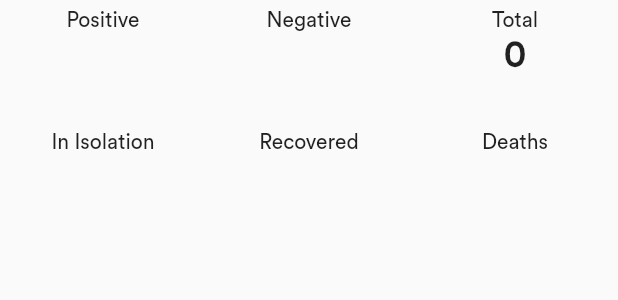
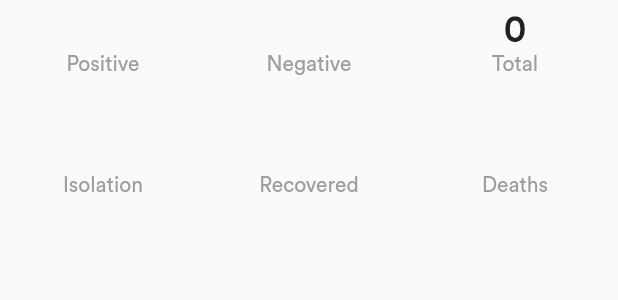
Before and after one commit to aakritsubedi/covid-19, a Flutter app: the StatusTable widget shown alone on an empty page, opened directly with empty values, on a phone screen of 412 x 824 dp. Shown: the top 300 px of the screen. Run offline on Flutter 3.47's test engine with Material 2 defaults, Android fonts, the phone set to English and light mode, and no system bars; network calls fail.

Commit message:
Minor change in table statistics table

```diff
--- a/lib/widgets.dart
+++ b/lib/widgets.dart
@@ -94,20 +94,20 @@ class StatusTable extends StatelessWidget {
             TableRow(children: [
               TableCell(child: Center(child: Column(
                 children: [
-                  Text('Positive'),
-                  Text(nepalStatistics['tested_positive'].toString(), style: TextStyle(fontSize: 24, fontWeight: FontWeight.bold),)
+                  Text(nepalStatistics['tested_positive'].toString(), style: TextStyle(fontSize: 24, fontWeight: FontWeight.bold),),
+                  Text('Positive', style: TextStyle(fontSize: 14, fontWeight: FontWeight.w400, color: Colors.grey)),
                 ],
               ))),
               TableCell(child: Center(child: Column(
                 children: [
-                  Text('Negative'),
-                  Text(nepalStatistics['tested_negative'].toString(), style: TextStyle(fontSize: 24, fontWeight: FontWeight.bold),)
+                  Text(nepalStatistics['tested_negative'].toString(), style: TextStyle(fontSize: 24, fontWeight: FontWeight.bold),),
+                  Text('Negative', style: TextStyle(fontSize: 14, fontWeight: FontWeight.w400, color: Colors.grey)),
                 ],
               ))),
               TableCell(child: Center(child: Column(
                 children: [
-                  Text('Total'),
-                  Text(nepalStatistics['tested_total'].toString(), style: TextStyle(fontSize: 24, fontWeight: FontWeight.bold),)
+                  Text(nepalStatistics['tested_total'].toString(), style: TextStyle(fontSize: 24, fontWeight: FontWeight.bold),),
+                  Text('Total', style: TextStyle(fontSize: 14, fontWeight: FontWeight.w400, color: Colors.grey)),
                 ],
               ))),
             ]),
@@ -118,20 +118,20 @@ class StatusTable extends StatelessWidget {
           TableRow(children: [
             TableCell(child: Center(child: Column(
               children: [
-                Text('In Isolation'),
-                Text(nepalStatistics['in_isolation'].toString(), style: TextStyle(fontSize: 24, fontWeight: FontWeight.bold),)
+                Text(nepalStatistics['in_isolation'].toString(), style: TextStyle(fontSize: 24, fontWeight: FontWeight.bold),),
+                Text('Isolation', style: TextStyle(fontSize: 14, fontWeight: FontWeight.w400, color: Colors.grey)),
               ],
             ))),
             TableCell(child: Center(child: Column(
               children: [
-                Text('Recovered'),
-                Text(nepalStatistics['recovered'].toString(), style: TextStyle(fontSize: 24, fontWeight: FontWeight.bold),)
+                Text(nepalStatistics['recovered'].toString(), style: TextStyle(fontSize: 24, fontWeight: FontWeight.bold),),
+                Text('Recovered', style: TextStyle(fontSize: 14, fontWeight: FontWeight.w400, color: Colors.grey)),
               ],
             ))),
             TableCell(child: Center(child: Column(
               children: [
-                Text('Deaths'),
-                Text(nepalStatistics['deaths'].toString(), style: TextStyle(fontSize: 24, fontWeight: FontWeight.bold),)
+                Text(nepalStatistics['deaths'].toString(), style: TextStyle(fontSize: 24, fontWeight: FontWeight.bold),),
+                Text('Deaths', style: TextStyle(fontSize: 14, fontWeight: FontWeight.w400, color: Colors.grey)),
               ],
             ))),
           ]),
```
